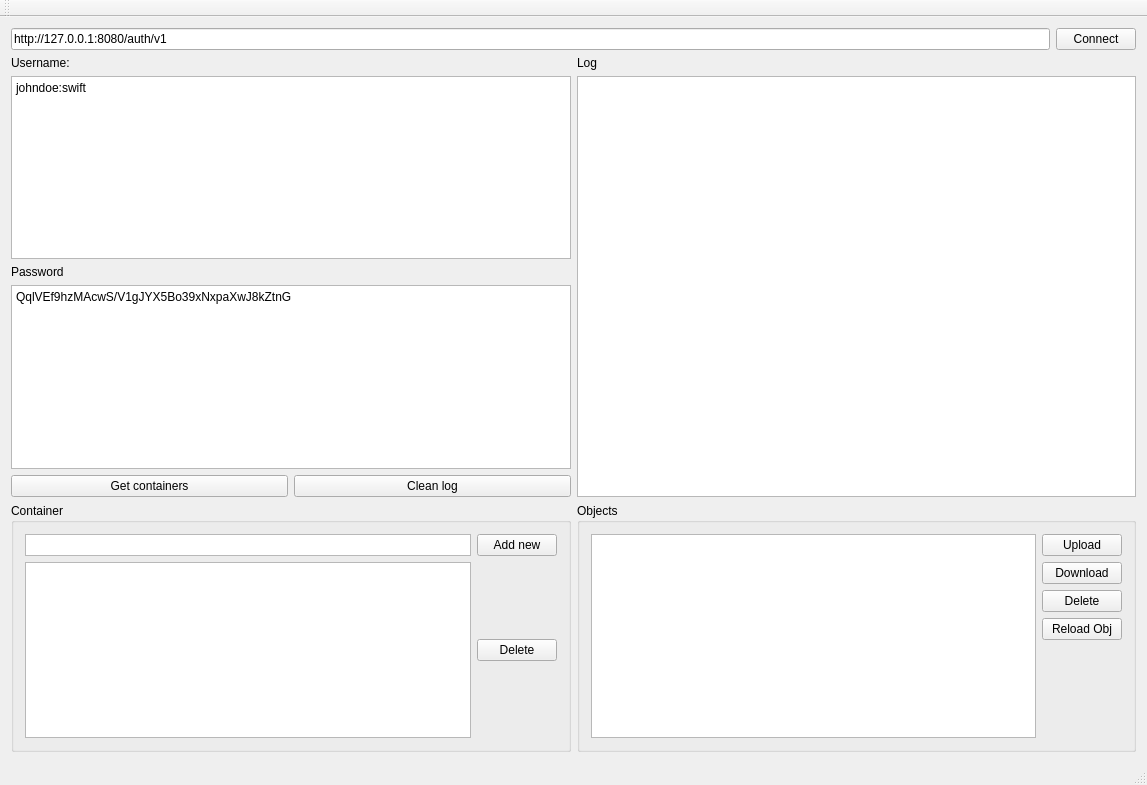
Before: the Qt Designer form mainwindow.ui in dkanafeev/http-client-swift-lab5, drawn with Qt 5.
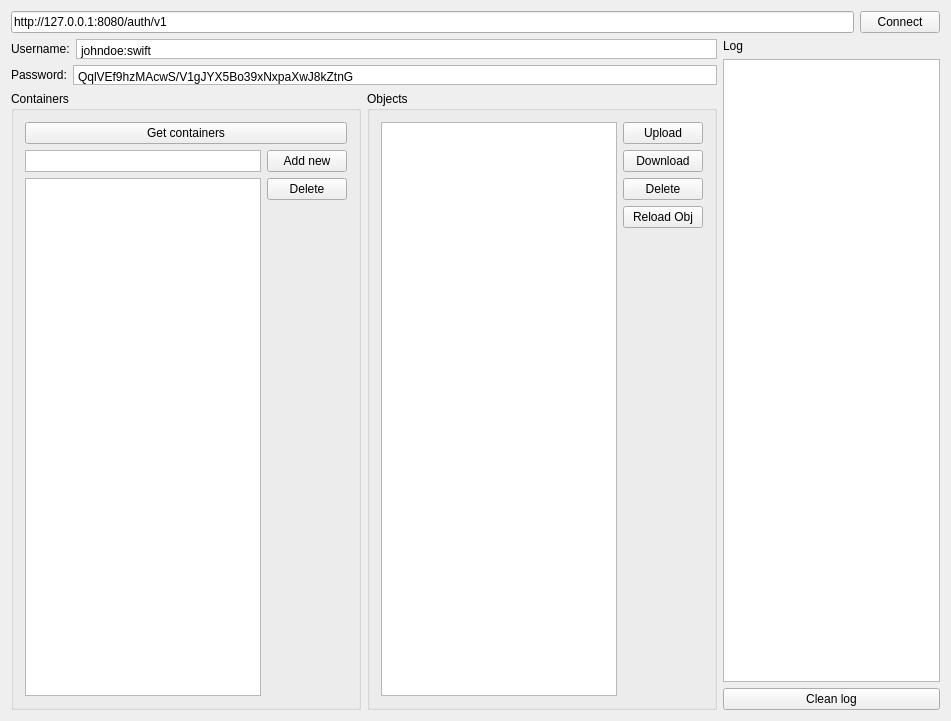
After: the same form once the commit is applied.

Commit message: Layouts!!!! again...

The edit to the form file:
```diff
--- a/mainwindow.ui
+++ b/mainwindow.ui
@@ -6,8 +6,8 @@
    <rect>
     <x>0</x>
     <y>0</y>
-    <width>1147</width>
-    <height>785</height>
+    <width>951</width>
+    <height>721</height>
    </rect>
   </property>
   <property name="windowTitle">
@@ -38,9 +38,23 @@
       <item>
        <layout class="QVBoxLayout" name="verticalLayout_11">
         <item>
-         <layout class="QVBoxLayout" name="verticalLayout_10">
+         <layout class="QVBoxLayout" name="namePass">
+          <item>
+           <layout class="QHBoxLayout" name="horizontalLayout_2">
           <item>
            <widget class="QLabel" name="label">
+              <property name="sizePolicy">
+               <sizepolicy hsizetype="Preferred" vsizetype="Preferred">
+                <horstretch>0</horstretch>
+                <verstretch>0</verstretch>
+               </sizepolicy>
+              </property>
+              <property name="minimumSize">
+               <size>
+                <width>55</width>
+                <height>0</height>
+               </size>
+              </property>
             <property name="text">
              <string>Username:</string>
             </property>
@@ -48,20 +62,72 @@
           </item>
           <item>
            <widget class="QPlainTextEdit" name="te_username">
+              <property name="sizePolicy">
+               <sizepolicy hsizetype="MinimumExpanding" vsizetype="Ignored">
+                <horstretch>0</horstretch>
+                <verstretch>0</verstretch>
+               </sizepolicy>
+              </property>
+              <property name="minimumSize">
+               <size>
+                <width>0</width>
+                <height>20</height>
+               </size>
+              </property>
+              <property name="inputMethodHints">
+               <set>Qt::ImhMultiLine</set>
+              </property>
+              <property name="verticalScrollBarPolicy">
+               <enum>Qt::ScrollBarAlwaysOff</enum>
+              </property>
+              <property name="horizontalScrollBarPolicy">
+               <enum>Qt::ScrollBarAsNeeded</enum>
+              </property>
             <property name="plainText">
              <string>johndoe:swift</string>
             </property>
            </widget>
           </item>
+           </layout>
+          </item>
+          <item>
+           <layout class="QHBoxLayout" name="horizontalLayout_3">
           <item>
            <widget class="QLabel" name="label_2">
+              <property name="sizePolicy">
+               <sizepolicy hsizetype="Preferred" vsizetype="Preferred">
+                <horstretch>0</horstretch>
+                <verstretch>0</verstretch>
+               </sizepolicy>
+              </property>
+              <property name="minimumSize">
+               <size>
+                <width>55</width>
+                <height>0</height>
+               </size>
+              </property>
             <property name="text">
-             <string>Password</string>
+               <string>Password:</string>
             </property>
            </widget>
           </item>
           <item>
            <widget class="QPlainTextEdit" name="te_password">
+              <property name="sizePolicy">
+               <sizepolicy hsizetype="MinimumExpanding" vsizetype="Ignored">
+                <horstretch>0</horstretch>
+                <verstretch>0</verstretch>
+               </sizepolicy>
+              </property>
+              <property name="minimumSize">
+               <size>
+                <width>0</width>
+                <height>20</height>
+               </size>
+              </property>
+              <property name="verticalScrollBarPolicy">
+               <enum>Qt::ScrollBarAlwaysOff</enum>
+              </property>
             <property name="plainText">
              <string>QqlVEf9hzMAcwS/V1gJYX5Bo39xNxpaXwJ8kZtnG</string>
             </property>
@@ -72,8 +138,16 @@
           </item>
          </layout>
         </item>
+         </layout>
+        </item>
         <item>
-         <layout class="QHBoxLayout" name="horizontalLayout_12">
+         <layout class="QHBoxLayout" name="containersObjects">
+          <item>
+           <widget class="QGroupBox" name="containers">
+            <property name="title">
+             <string>Containers</string>
+            </property>
+            <layout class="QVBoxLayout" name="verticalLayout_3">
           <item>
            <widget class="QPushButton" name="pb_getcontainers">
             <property name="text">
@@ -82,41 +156,6 @@
            </widget>
           </item>
           <item>
-           <widget class="QPushButton" name="pb_cleanlog">
-            <property name="text">
-             <string>Clean log</string>
-            </property>
-           </widget>
-          </item>
-         </layout>
-        </item>
-       </layout>
-      </item>
-      <item>
-       <layout class="QVBoxLayout" name="verticalLayout_8">
-        <item>
-         <widget class="QLabel" name="label_3">
-          <property name="text">
-           <string>Log</string>
-          </property>
-         </widget>
-        </item>
-        <item>
-         <widget class="QTextBrowser" name="tb_log"/>
-        </item>
-       </layout>
-      </item>
-     </layout>
-    </item>
-    <item>
-     <layout class="QHBoxLayout" name="horizontalLayout_6">
-      <item>
-       <widget class="QGroupBox" name="groupBox">
-        <property name="title">
-         <string>Container</string>
-        </property>
-        <layout class="QVBoxLayout" name="verticalLayout_3">
-         <item>
           <layout class="QHBoxLayout" name="horizontalLayout_10">
            <item>
             <widget class="QPlainTextEdit" name="te_containername">
@@ -158,22 +197,36 @@
             <widget class="QListWidget" name="lv_containers"/>
            </item>
            <item>
+                <layout class="QVBoxLayout" name="verticalLayout_7">
+                 <item>
             <widget class="QPushButton" name="pb_deletecontainer">
              <property name="text">
               <string>Delete</string>
              </property>
             </widget>
            </item>
+                 <item>
+                  <spacer name="verticalSpacer">
+                   <property name="orientation">
+                    <enum>Qt::Vertical</enum>
+                   </property>
+                   <property name="sizeHint" stdset="0">
+                    <size>
+                     <width>20</width>
+                     <height>40</height>
+                    </size>
+                   </property>
+                  </spacer>
+                 </item>
           </layout>
          </item>
         </layout>
-        <zorder>te_containername</zorder>
-        <zorder>horizontalLayoutWidget_6</zorder>
-        <zorder>horizontalLayoutWidget_2</zorder>
+             </item>
+            </layout>
        </widget>
       </item>
       <item>
-       <widget class="QGroupBox" name="groupBox_2">
+           <widget class="QGroupBox" name="objects">
         <property name="title">
          <string>Objects</string>
         </property>
@@ -232,31 +285,32 @@
      </layout>
     </item>
    </layout>
-   <zorder>pb_delete</zorder>
-   <zorder>horizontalLayoutWidget</zorder>
-   <zorder>horizontalLayoutWidget_4</zorder>
-   <zorder>horizontalLayoutWidget_7</zorder>
-   <zorder>pb_addcontainer</zorder>
-  </widget>
-  <widget class="QMenuBar" name="menuBar">
-   <property name="geometry">
-    <rect>
-     <x>0</x>
-     <y>0</y>
-     <width>1147</width>
-     <height>21</height>
-    </rect>
-   </property>
-  </widget>
-  <widget class="QToolBar" name="mainToolBar">
-   <attribute name="toolBarArea">
-    <enum>TopToolBarArea</enum>
-   </attribute>
-   <attribute name="toolBarBreak">
-    <bool>false</bool>
-   </attribute>
+      </item>
+      <item>
+       <layout class="QVBoxLayout" name="log">
+        <item>
+         <widget class="QLabel" name="label_3">
+          <property name="text">
+           <string>Log</string>
+          </property>
+         </widget>
+        </item>
+        <item>
+         <widget class="QTextBrowser" name="tb_log"/>
+        </item>
+        <item>
+         <widget class="QPushButton" name="pb_cleanlog">
+          <property name="text">
+           <string>Clean log</string>
+          </property>
+         </widget>
+        </item>
+       </layout>
+      </item>
+     </layout>
+    </item>
+   </layout>
   </widget>
-  <widget class="QStatusBar" name="statusBar"/>
  </widget>
  <layoutdefault spacing="6" margin="11"/>
  <resources/>
```
Left out of the diff: 6 changed lines with no effect on the pictures. Lines whose indentation alone changed are shown as unchanged.
